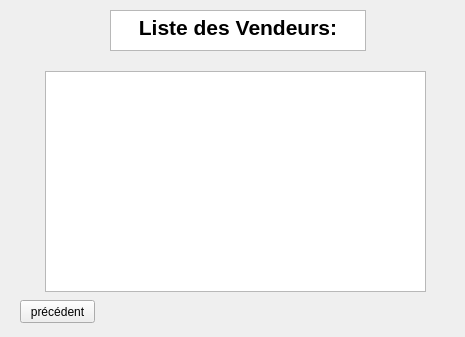
First picture: the form in list_vendeur.ui, repository TheoLefeuvre16/TP_GLPOO, before the edit.
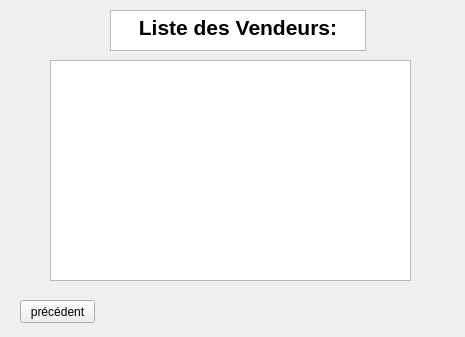
Second picture: the form after the edit.

The edit to the form file:
```diff
--- a/list_vendeur.ui
+++ b/list_vendeur.ui
@@ -30,16 +30,6 @@
 &lt;p align=&quot;center&quot; style=&quot; margin-top:0px; margin-bottom:0px; margin-left:0px; margin-right:0px; -qt-block-indent:0; text-indent:0px;&quot;&gt;&lt;span style=&quot; font-size:16pt; font-weight:600;&quot;&gt;Liste des Vendeurs:&lt;/span&gt;&lt;/p&gt;&lt;/body&gt;&lt;/html&gt;</string>
    </property>
   </widget>
-  <widget class="QTextBrowser" name="textBrowser_2">
-   <property name="geometry">
-    <rect>
-     <x>45</x>
-     <y>71</y>
-     <width>381</width>
-     <height>221</height>
-    </rect>
-   </property>
-  </widget>
   <widget class="QPushButton" name="pushButton">
    <property name="geometry">
     <rect>
@@ -53,6 +43,16 @@
     <string>précédent</string>
    </property>
   </widget>
+  <widget class="QPlainTextEdit" name="plainTextEdit">
+   <property name="geometry">
+    <rect>
+     <x>50</x>
+     <y>60</y>
+     <width>361</width>
+     <height>221</height>
+    </rect>
+   </property>
+  </widget>
  </widget>
  <resources/>
  <connections/>
```
